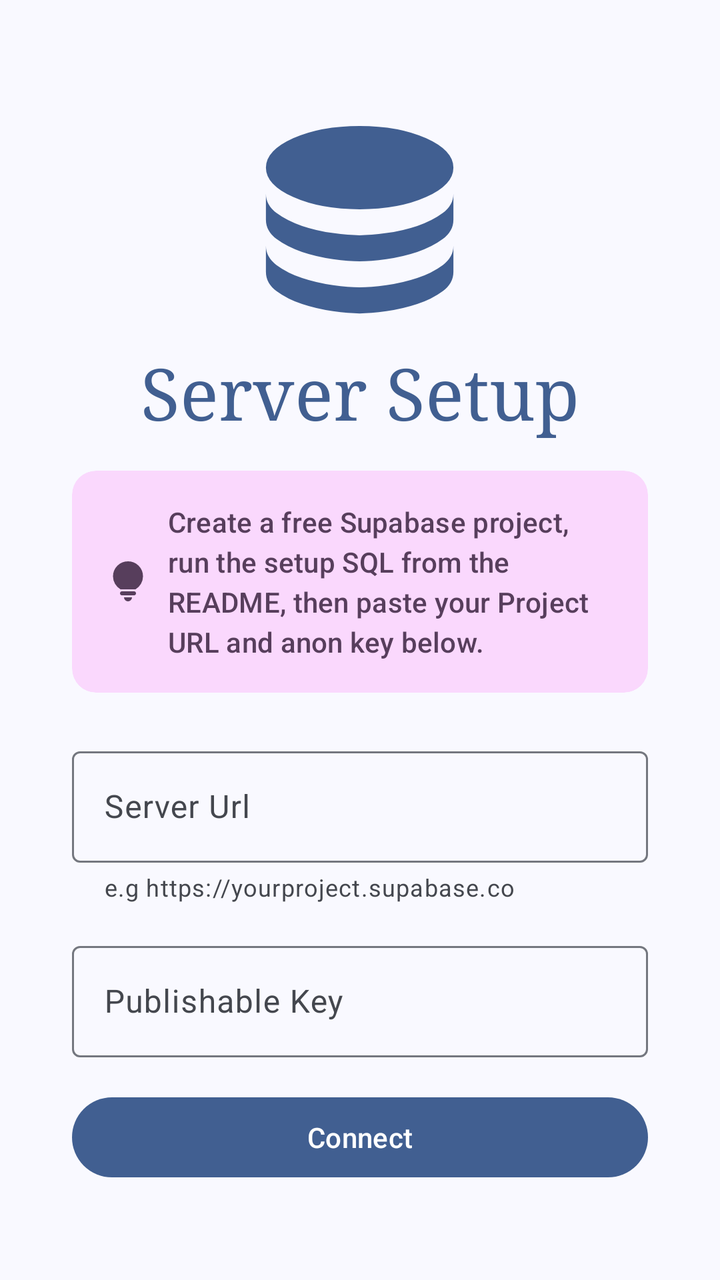
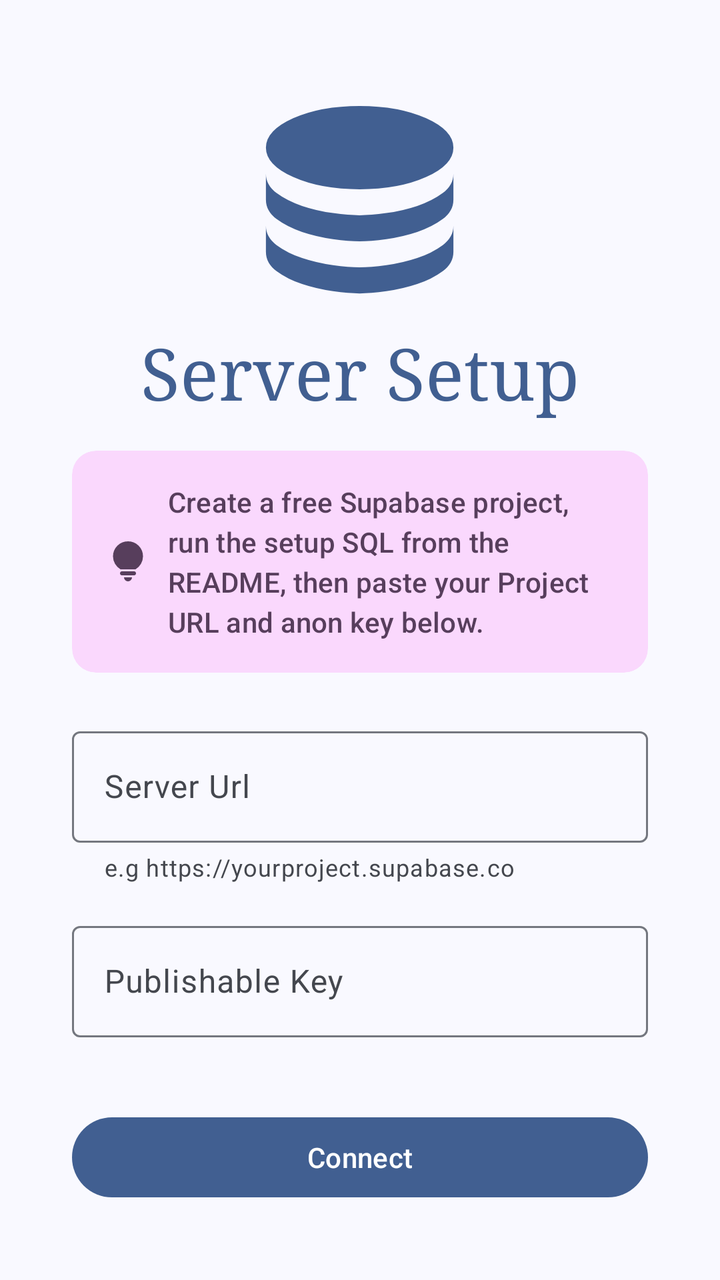

Compare the two renders of this Android layout. The source of the first and the diff that turns it into the second are given below.
<!-- AndroidManifest.xml: application theme Theme.Supanote -->
<!-- res/layout/activity_setup.xml -->
<?xml version="1.0" encoding="utf-8"?>
<ScrollView
    xmlns:android="http://schemas.android.com/apk/res/android"
    xmlns:app="http://schemas.android.com/apk/res-auto"
    xmlns:tools="http://schemas.android.com/tools"
    android:id="@+id/main"
    android:layout_width="match_parent"
    android:layout_height="match_parent"
    android:clipToPadding="false"
    android:fillViewport="true"
    tools:context=".ui.setup.SetupActivity">

    <LinearLayout
        android:orientation="vertical"
        android:gravity="center_vertical"
        android:paddingHorizontal="36dp"
        android:paddingVertical="16dp"
        android:layout_width="match_parent"
        android:layout_height="match_parent">

        <ImageView
            android:importantForAccessibility="no"
            android:src="@drawable/ic_database"
            android:layout_gravity="center"
            android:layout_width="125dp"
            android:layout_height="125dp"
            app:tint="?attr/colorPrimary" />

        <com.google.android.material.textview.MaterialTextView
            android:text="@string/label_server_setup_heading"
            android:layout_gravity="center"
            android:textColor="?attr/colorPrimary"
            android:fontFamily="serif"
            android:textAppearance="?attr/textAppearanceDisplaySmall"
            android:layout_width="wrap_content"
            android:layout_height="wrap_content"/>

        <com.google.android.material.card.MaterialCardView
            android:clickable="true"
            android:focusable="true"
            style="@style/Widget.Material3.CardView.Filled"
            app:cardElevation="0dp"
            android:layout_marginTop="16dp"
            android:layout_marginBottom="24dp"
            app:cardBackgroundColor="?attr/colorTertiaryContainer"
            android:layout_width="match_parent"
            android:layout_height="wrap_content">

            <LinearLayout
                android:padding="16dp"
                android:gravity="center"
                android:orientation="horizontal"
                android:layout_width="match_parent"
                android:layout_height="wrap_content">

                <ImageView
                    android:src="@drawable/ic_lightbulb"
                    android:scaleType="centerCrop"
                    android:layout_width="wrap_content"
                    android:layout_height="wrap_content"
                    android:layout_marginEnd="8dp"
                    app:tint="?attr/colorOnTertiaryContainer" />

                <com.google.android.material.textview.MaterialTextView
                    android:text="@string/label_server_setup_description"
                    android:textColor="?attr/colorOnTertiaryContainer"
                    android:textAppearance="?attr/textAppearanceTitleSmall"
                    android:layout_width="match_parent"
                    android:layout_height="wrap_content"/>
            </LinearLayout>
        </com.google.android.material.card.MaterialCardView>

        <com.google.android.material.textfield.TextInputLayout
            android:id="@+id/server_url_layout"
            android:hint="@string/hint_server_url"
            app:helperTextEnabled="true"
            app:helperText="@string/helper_server_url"
            app:endIconMode="clear_text"
            android:layout_width="match_parent"
            android:layout_height="wrap_content">

            <com.google.android.material.textfield.TextInputEditText
                android:id="@+id/server_url_input"
                android:layout_width="match_parent"
                android:layout_height="match_parent"/>
        </com.google.android.material.textfield.TextInputLayout>

        <com.google.android.material.textfield.TextInputLayout
            android:id="@+id/publishable_key_layout"
            android:layout_marginTop="16dp"
            android:hint="@string/hint_server_publishable_key"
            app:endIconMode="clear_text"
            android:layout_width="match_parent"
            android:layout_height="wrap_content">

            <com.google.android.material.textfield.TextInputEditText
                android:id="@+id/publishable_key_input"
                android:layout_width="match_parent"
                android:layout_height="match_parent"/>
        </com.google.android.material.textfield.TextInputLayout>

        <com.google.android.material.button.MaterialButton
            android:id="@+id/connect"
            android:text="@string/button_connect"
            android:layout_marginTop="16dp"
            android:layout_width="match_parent"
            android:layout_height="wrap_content"/>
    </LinearLayout>
</ScrollView>
<!-- resources referenced by this layout -->
<resources>
  <!-- drawable ic_lightbulb (drawable) -->
  <vector xmlns:android="http://schemas.android.com/apk/res/android"
      android:width="24dp"
      android:height="24dp"
      android:viewportWidth="960"
      android:viewportHeight="960">
    <path
        android:pathData="M423.5,856.5Q400,833 400,800h160q0,33 -23.5,56.5T480,880q-33,0 -56.5,-23.5ZM360,760q-17,0 -28.5,-11.5T320,720q0,-17 11.5,-28.5T360,680h240q17,0 28.5,11.5T640,720q0,17 -11.5,28.5T600,760L360,760ZM330,640q-69,-41 -109.5,-110T180,380q0,-125 87.5,-212.5T480,80q125,0 212.5,87.5T780,380q0,81 -40.5,150T630,640L330,640Z"
        android:fillColor="#e3e3e3"/>
  </vector>
  <string name="button_connect">Connect</string>
  <string name="helper_server_url">e.g https://yourproject.supabase.co</string>
  <string name="hint_server_publishable_key">Publishable Key</string>
  <string name="hint_server_url">Server Url</string>
  <string name="label_server_setup_description">Create a free Supabase project, run the setup SQL from the README, then paste your Project URL and anon key below.</string>
  <string name="label_server_setup_heading">Server Setup</string>
  <color name="md_theme_primary">#415F91</color>
  <color name="md_theme_onPrimary">#FFFFFF</color>
  <color name="md_theme_primaryContainer">#D6E3FF</color>
  <color name="md_theme_onPrimaryContainer">#284777</color>
  <color name="md_theme_secondary">#565F71</color>
  <color name="md_theme_onSecondary">#FFFFFF</color>
  <color name="md_theme_secondaryContainer">#DAE2F9</color>
  <color name="md_theme_onSecondaryContainer">#3E4759</color>
  <color name="md_theme_tertiary">#705575</color>
  <color name="md_theme_onTertiary">#FFFFFF</color>
  <color name="md_theme_tertiaryContainer">#FAD8FD</color>
  <color name="md_theme_onTertiaryContainer">#573E5C</color>
  <color name="md_theme_error">#BA1A1A</color>
  <color name="md_theme_onError">#FFFFFF</color>
  <color name="md_theme_errorContainer">#FFDAD6</color>
  <color name="md_theme_onErrorContainer">#93000A</color>
  <color name="md_theme_background">#F9F9FF</color>
  <color name="md_theme_onBackground">#191C20</color>
  <color name="md_theme_surface">#F9F9FF</color>
  <color name="md_theme_onSurface">#191C20</color>
  <color name="md_theme_surfaceVariant">#E0E2EC</color>
  <color name="md_theme_onSurfaceVariant">#44474E</color>
  <color name="md_theme_outline">#74777F</color>
  <color name="md_theme_outlineVariant">#C4C6D0</color>
  <color name="md_theme_inverseSurface">#2E3036</color>
  <color name="md_theme_inverseOnSurface">#F0F0F7</color>
  <color name="md_theme_inversePrimary">#AAC7FF</color>
  <color name="md_theme_primaryFixed">#D6E3FF</color>
  <color name="md_theme_onPrimaryFixed">#001B3E</color>
  <color name="md_theme_primaryFixedDim">#AAC7FF</color>
  <color name="md_theme_onPrimaryFixedVariant">#284777</color>
  <color name="md_theme_secondaryFixed">#DAE2F9</color>
  <color name="md_theme_onSecondaryFixed">#131C2B</color>
  <color name="md_theme_secondaryFixedDim">#BEC6DC</color>
  <color name="md_theme_onSecondaryFixedVariant">#3E4759</color>
  <color name="md_theme_tertiaryFixed">#FAD8FD</color>
  <color name="md_theme_onTertiaryFixed">#28132E</color>
  <color name="md_theme_tertiaryFixedDim">#DDBCE0</color>
  <color name="md_theme_onTertiaryFixedVariant">#573E5C</color>
  <color name="md_theme_surfaceDim">#D9D9E0</color>
  <color name="md_theme_surfaceBright">#F9F9FF</color>
  <color name="md_theme_surfaceContainerLowest">#FFFFFF</color>
  <color name="md_theme_surfaceContainerLow">#F3F3FA</color>
  <color name="md_theme_surfaceContainer">#EDEDF4</color>
  <color name="md_theme_surfaceContainerHigh">#E7E8EE</color>
  <color name="md_theme_surfaceContainerHighest">#E2E2E9</color>
  <!-- unchanged entries left out for length: 3 -->
</resources>

<!-- the commit's change to res/layout/activity_setup.xml (unified diff, before → after) -->
@@ -81,6 +81,10 @@
 
             <com.google.android.material.textfield.TextInputEditText
                 android:id="@+id/server_url_input"
+                android:inputType="textUri"
+                android:maxLines="1"
+                android:imeOptions="actionNext"
+                android:autofillHints="url"
                 android:layout_width="match_parent"
                 android:layout_height="match_parent"/>
         </com.google.android.material.textfield.TextInputLayout>
@@ -95,9 +99,20 @@
 
             <com.google.android.material.textfield.TextInputEditText
                 android:id="@+id/publishable_key_input"
+                android:inputType="textNoSuggestions"
+                android:maxLines="1"
+                android:imeOptions="actionDone"
                 android:layout_width="match_parent"
                 android:layout_height="match_parent"/>
         </com.google.android.material.textfield.TextInputLayout>
+
+        <com.google.android.material.progressindicator.LinearProgressIndicator
+            android:id="@+id/progress"
+            android:layout_marginTop="16dp"
+            android:indeterminate="true"
+            android:visibility="invisible"
+            android:layout_width="match_parent"
+            android:layout_height="wrap_content"/>
 
         <com.google.android.material.button.MaterialButton
             android:id="@+id/connect"
